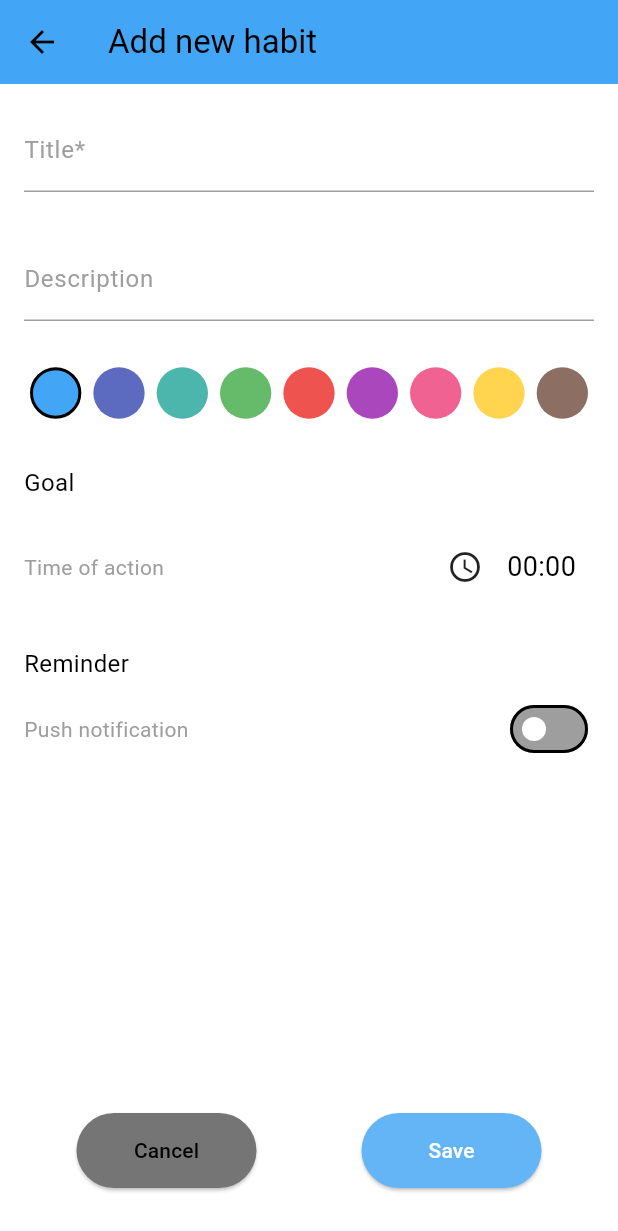
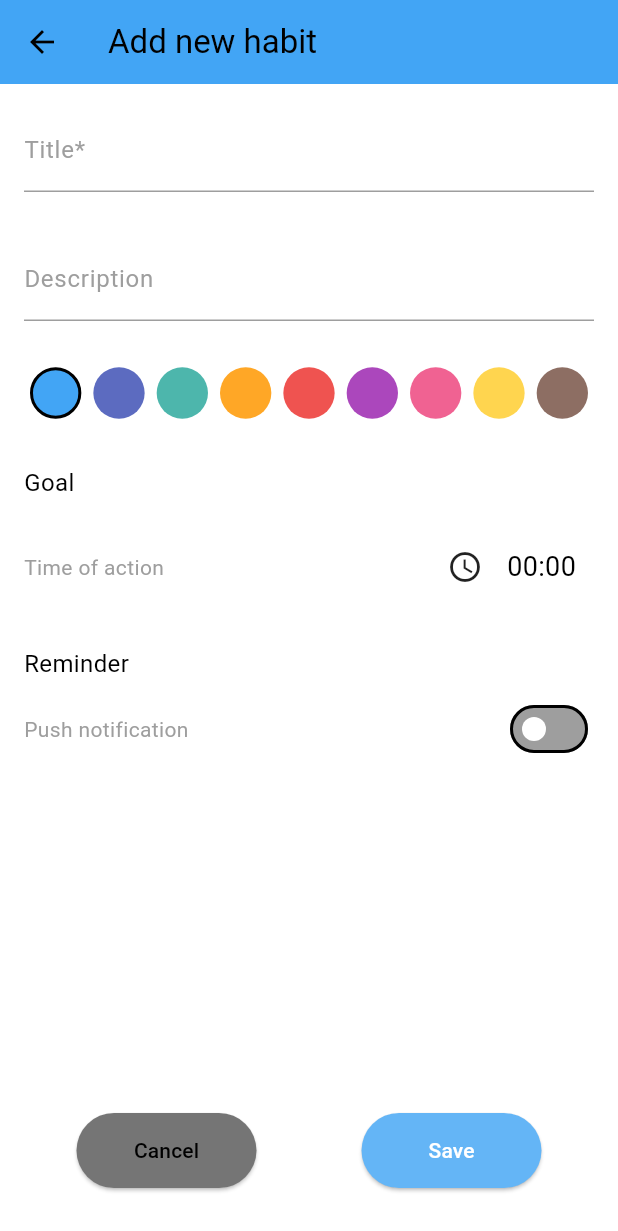
Before and after one commit to andresceron/habituo, a Flutter app: the AddHabitPage screen opened directly, on a phone screen of 412 x 824 dp. Shown: the top 1231 px of the screen. Run offline on Flutter 3.47's test engine with Material 3 defaults, Android fonts, the phone set to English and light mode, and no system bars; our stand-ins replace cloud_firestore, easy_date_timeline, firebase_auth, firebase_core, flutter_heatmap_calendar, flutter_slidable and 1 more; accounts and stored records are empty; statements that could not run were skipped.

Commit message:
Change selection colors for new habit

```diff
--- a/lib/pages/add_habit_page.dart
+++ b/lib/pages/add_habit_page.dart
@@ -127,7 +127,7 @@ class _AddHabitPageState extends State<AddHabitPage> {
                     Colors.blue.shade400,
                     Colors.indigo.shade400,
                     Colors.teal.shade300,
-                    Colors.green.shade400,
+                    Colors.orange.shade400,
                     Colors.red.shade400,
                     Colors.purple.shade400,
                     Colors.pink.shade300,
```
